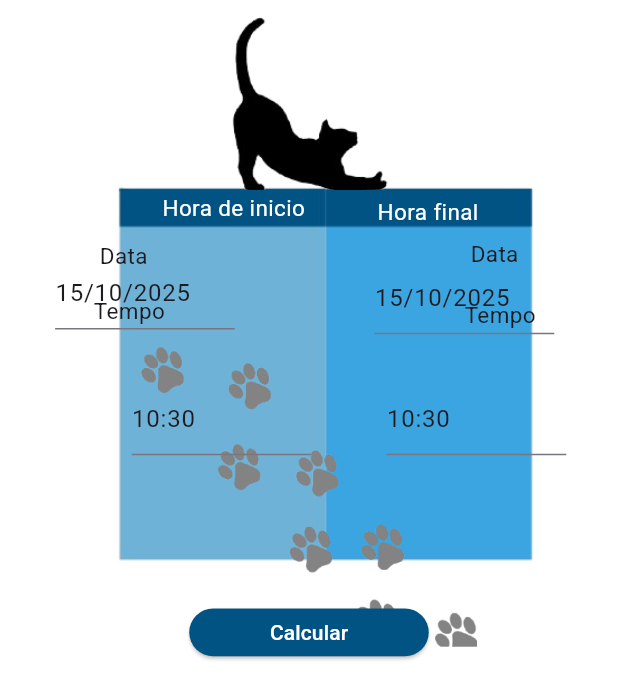
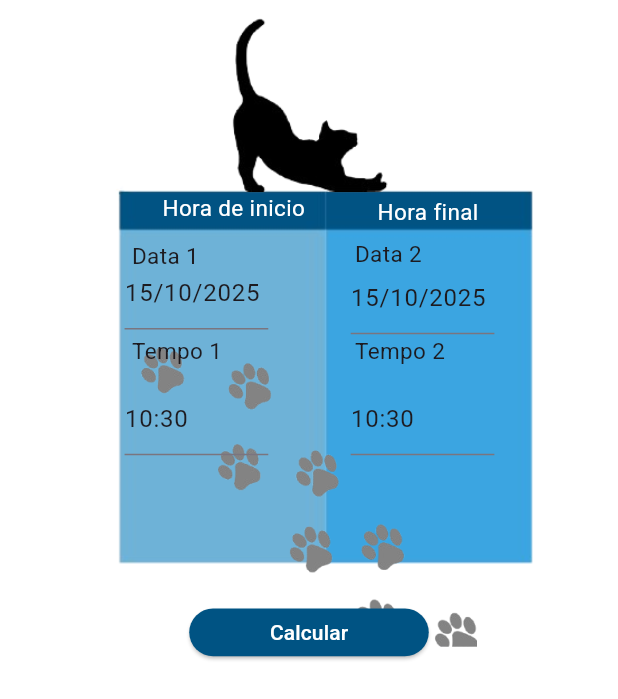
Before and after one commit to AliceSilva56/Miauh-Timer-flutter, a Flutter app: the screen it shows after launch, on a phone screen of 412 x 824 dp. Shown: the top 699 px of the screen. Run offline on Flutter 3.47's test engine with Material 3 defaults, Android fonts, the phone set to English and light mode, and no system bars.

Commit message:
`Update dependencies and modify layout in main.dart`

```diff
--- a/lib/main.dart
+++ b/lib/main.dart
@@ -12,8 +12,8 @@ class MyApp extends StatelessWidget {
   @override
   Widget build(BuildContext context) {
     return MaterialApp(
+      debugShowCheckedModeBanner: false, // Remove a faixa de debug
       theme: ThemeData(
-
         colorScheme: ColorScheme.fromSeed(seedColor: Colors.deepPurple),
         useMaterial3: true,
         fontFamily: 'Roboto',
@@ -291,8 +291,16 @@ class _TelaPrincipalState extends State<TelaPrincipal> {
   @override
   Widget build(BuildContext context) {
     return Scaffold(
-      body: LayoutBuilder(
-        builder: (context, constraints) {
+      body: Container(
+        decoration: const BoxDecoration(
+          image: DecorationImage(
+            image: AssetImage('assets/images/catpaws.png'),
+            fit: BoxFit.cover,
+            opacity: 0.3, // Ajuste a opacidade conforme necessário
+          ),
+        ),
+        child: LayoutBuilder(
+          builder: (context, constraints) {
           // Fixed design canvas like Android XML (516dp width). Scale down on small screens.
           const designW = 516.0;
           final availableW = constraints.maxWidth;
@@ -311,7 +319,7 @@ class _TelaPrincipalState extends State<TelaPrincipal> {
                   children: [
                     // cards background (516x659dp)
                     Positioned(
-                      top: 0,
+                      top: 2,
                       left: 0,
                       width: px(516),
                       height: px(659),
@@ -320,7 +328,7 @@ class _TelaPrincipalState extends State<TelaPrincipal> {
 
                     // cat (161x155dp) with 4dp margin top, centered horizontally
                     Positioned(
-                      top: px(4),
+                      top: px(5),
                       left: (px(516) - px(161)) / 2,
                       width: px(161),
                       height: px(155),
@@ -349,33 +357,33 @@ class _TelaPrincipalState extends State<TelaPrincipal> {
 
                     // Left labels
                     Positioned(
-                      top: px(200),
-                      left: px(516 * 0.2) - px(20),
-                      child: const Text('Data', style: TextStyle(fontSize: 15)),
+                      top: px(200), // posição vertical do primeiro label
+                      left: px(650* 0.2) - px(20), // posição horizontal do primeiro label
+                      child: const Text('Data 1', style: TextStyle(fontSize: 15)),
                     ),
                     Positioned(
-                      top: px(246),
-                      left: px(516 * 0.2) - px(25),
-                      child: const Text('Tempo', style: TextStyle(fontSize: 15)),
+                      top: px(280), // posição vertical do segundo label
+                      left: px(650* 0.2) - px(20), // posição horizontal do segundo label
+                      child: const Text('Tempo 1', style: TextStyle(fontSize: 15)),
                     ),
 
                     // Right labels
                     Positioned(
-                      top: px(199),
-                      left: px(516 * 0.8) - px(20),
-                      child: const Text('Data', style: TextStyle(fontSize: 15)),
+                      top: px(199), // posição vertical do primeiro label
+                      left: px(516 * 0.7) - px(65), // posição horizontal do primeiro label
+                      child: const Text('Data 2', style: TextStyle(fontSize: 15)),
                     ),
                     Positioned(
-                      top: px(250),
-                      left: px(516 * 0.8) - px(25),
-                      child: const Text('Tempo', style: TextStyle(fontSize: 15)),
+                     top: px(280), // posição vertical do segundo label
+                      left: px(516 * 0.7) - px(65), // posição horizontal do segundo label
+                      child: const Text('Tempo 2', style: TextStyle(fontSize: 15)),
                     ),
 
-                    // Inputs left (width ~180dp)
+                    // Inputs left (width ~180dp) data e hora
                     Positioned(
                       top: px(215), // posição vertical
-                      left: px(980 * 0.2) - px(150), // posição horizontal
-                      width: px(150), // largura
+                      left: px(980 * 0.3) - px(190), // posição horizontal
+                      width: px(120), // largura
                       child: TextField(
                         controller: _date1, // controlador do campo
                         readOnly: true, // campo somente leitura
@@ -385,8 +393,8 @@ class _TelaPrincipalState extends State<TelaPrincipal> {
                     ),
                     Positioned(
                       top: px(320), // posição vertical
-                      left: px(1000 * 0.2) - px(90), // posição horizontal
-                      width: px(150), // largura
+                      left: px(980 * 0.3) - px(190), // posição horizontal
+                      width: px(120),  // largura
                       child: TextField(
                         controller: _time1, // controlador do campo
                         readOnly: true, // campo somente leitura
@@ -398,8 +406,8 @@ class _TelaPrincipalState extends State<TelaPrincipal> {
                     // Inputs right
                     Positioned(
                       top: px(219), // posição vertical
-                      left: px(516 * 0.8) - px(100), // posição horizontal
-                      width: px(150), // largura
+                      left: px(516 * 0.8) - px(120), // posição horizontal
+                      width: px(120), // largura
                       child: TextField(
                         controller: _date2, // controlador do campo
                         readOnly: true, // campo somente leitura
@@ -409,8 +417,8 @@ class _TelaPrincipalState extends State<TelaPrincipal> {
                     ),
                     Positioned(
                       top: px(320),
-                      left: px(516 * 0.8) - px(90),
-                      width: px(150),
+                      left: px(516 * 0.8) - px(120), // posição horizontal
+                      width: px(120),
                       child: TextField(
                         controller: _time2,
                         readOnly: true,
@@ -424,7 +432,7 @@ class _TelaPrincipalState extends State<TelaPrincipal> {
                       Positioned(
                         top: px(528),
                         left: (px(516) - px(240)) / 2,
-                        width: px(240),
+                        width: px(250),
                         height: px(221),
                         child: Image.asset('assets/images/tres.png', fit: BoxFit.contain),
                       ),
@@ -456,7 +464,7 @@ class _TelaPrincipalState extends State<TelaPrincipal> {
                     if (_resultado != null)
                       Positioned(
                         top: px(672),
-                        left: (px(516) - px(260)) / 2,
+                        left: (px(547) - px(230)) / 2,
                         child: Row(
                           children: [
                             const Icon(Icons.pets),
@@ -469,8 +477,9 @@ class _TelaPrincipalState extends State<TelaPrincipal> {
                 ),
               ),
             ),
-          );
-        },
+            );
+          },
+        ),
       ),
     );
   }
```
Also changed, not shown: pubspec.lock, 1 other file.
